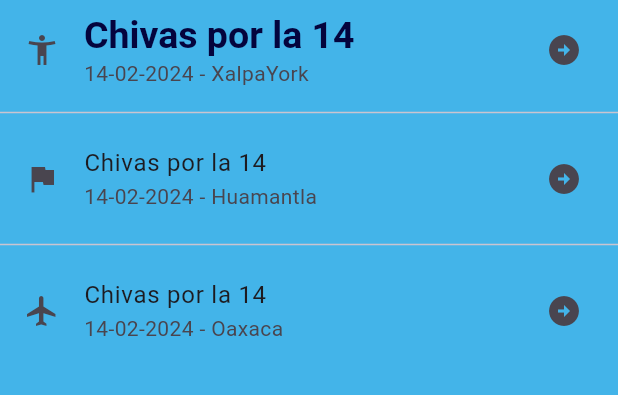
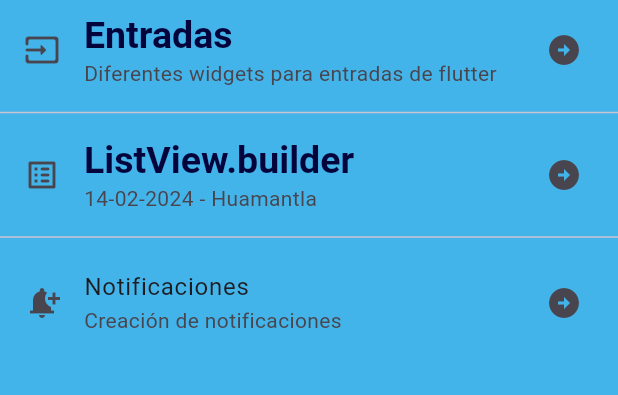
Before and after one commit to juanpablotv/componentes_flutter, a Flutter app: the screen it shows after launch, on a phone screen of 412 x 824 dp, the part 84-479 px from its top. Run offline on Flutter 3.47's test engine with Material 3 defaults, Android fonts, the phone set to English and light mode, and no system bars.

Commit message:
Changing The Content of the LisTiles

```diff
--- a/lib/home_screeen.dart
+++ b/lib/home_screeen.dart
@@ -12,34 +12,36 @@ class HomeScreen extends StatelessWidget {
         body: ListView(
           children: [
             ListTile(
-              leading: const Icon(Icons.accessibility_new_sharp),
-              title: Text('Chivas por la 14',
+              leading: const Icon(Icons.input_rounded),
+              title: Text(
+                'Entradas',
               style:  Theme.of(context).textTheme.headlineLarge,
-                      ),
-              subtitle:const Text('14-02-2024 - XalpaYork'),
+              ),
+              subtitle: const Text('Diferentes widgets para entradas de flutter'),
+
               trailing: const Icon(Icons.arrow_circle_right),
 
             ),
             const Divider(),
-            const ListTile(
-              leading: Icon(Icons.flag),
-              title: Text('Chivas por la 14',
-
-                      ),
-              subtitle: Text('14-02-2024 - Huamantla'),
-              trailing: Icon(Icons.arrow_circle_right),
+            ListTile(
+              leading: const Icon(Icons.list_alt_rounded),
+              title: Text(
+              'ListView.builder',
+              style: Theme.of(context).textTheme.headlineLarge,
+              ),
+              subtitle:const Text('14-02-2024 - Huamantla'),
+              trailing: const Icon(Icons.arrow_circle_right),
 
             ),
             const Divider(),
             const  ListTile(
-              leading: Icon(Icons.flight),
-              title: Text('Chivas por la 14',
+              leading: Icon(Icons.notification_add),
+              title: Text('Notificaciones',
               ),
-              subtitle: Text('14-02-2024 - Oaxaca'),
+              subtitle: Text('Creación de notificaciones'),
               trailing: Icon(Icons.arrow_circle_right),
 
             )
-
           ],
         )
 
--- a/lib/main_app.dart
+++ b/lib/main_app.dart
@@ -12,7 +12,7 @@ class MainApp extends StatelessWidget {
       debugShowCheckedModeBanner: false,
       home: const HomeScreen(),
       theme:  ThemeData (
-        scaffoldBackgroundColor: Color.fromARGB(255, 67, 180, 233),
+        scaffoldBackgroundColor: const Color.fromARGB(255, 67, 180, 233),
         appBarTheme: const AppBarTheme(color: Color.fromARGB(255, 158, 169, 228)),
         textTheme: const TextTheme(
           headlineLarge: TextStyle(
```
